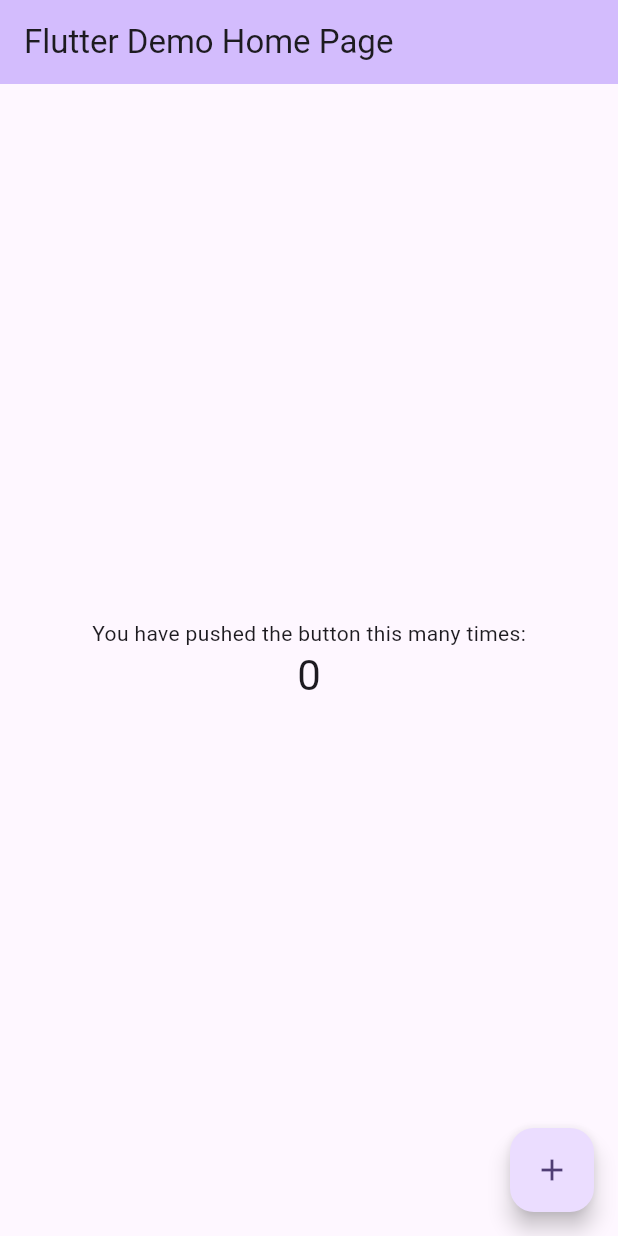
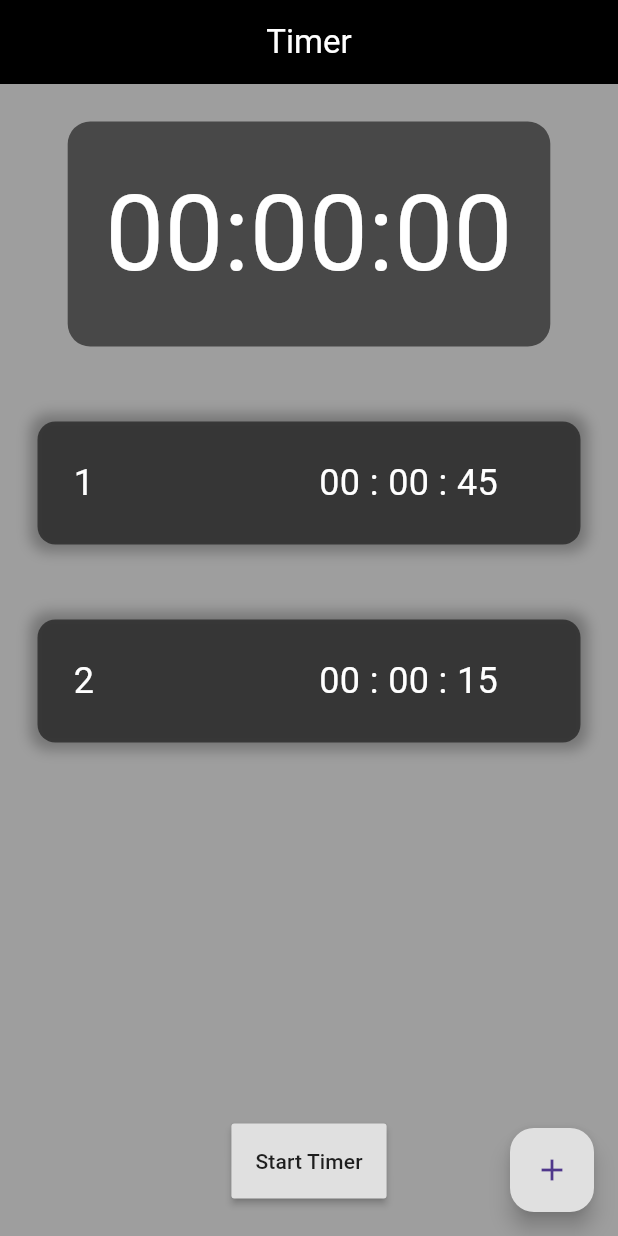
Before and after one commit to Naurid/interval_timer, a Flutter app: the screen it shows after launch, on a phone screen of 412 x 824 dp. Run offline on Flutter 3.47's test engine with Material 3 defaults, Android fonts, the phone set to English and light mode, and no system bars.

Commit message:
[Popup][TimerFeature]

```diff
--- /dev/null
+++ b/lib/Utils/customButton.dart
@@ -0,0 +1,25 @@
+import 'package:flutter/material.dart';
+
+class CustomButton extends StatelessWidget{
+  final String buttonLabel;
+  final double height;
+  final VoidCallback onPressed;
+
+  const CustomButton({
+    super.key,
+    required this.buttonLabel,
+    required this.onPressed,
+    required this.height,
+});
+
+  @override
+  Widget build(BuildContext context) {
+    return MaterialButton(
+      height: height,
+      onPressed: onPressed,
+      color: Colors.grey[300],
+      child: Text("$buttonLabel"),
+    );
+  }
+
+}
--- /dev/null
+++ b/lib/Utils/timerCustom.dart
@@ -0,0 +1,50 @@
+import 'package:flutter/material.dart';
+
+class CustomTimer extends StatelessWidget {
+  final int seconds;
+  final int minutes;
+  final int hours;
+  final int timerIndex;
+
+  CustomTimer(
+      {super.key,
+      required this.seconds,
+      required this.minutes,
+      required this.hours,
+      required this.timerIndex});
+
+  @override
+  Widget build(BuildContext context) {
+    return Padding(
+        padding: const EdgeInsets.all(25),
+        child: Container(
+          decoration: BoxDecoration(
+              color: Colors.black54,
+              borderRadius: BorderRadius.circular(12),
+             boxShadow: [BoxShadow(
+              color: Colors.black26,
+               spreadRadius: 5,
+               blurRadius: 7
+            )],
+          ),
+          padding: EdgeInsets.all(24),
+          child: Center(
+              child: Row(
+            children: [
+              Text(
+                "${timerIndex}",
+                style: TextStyle(fontSize: 24, color: Colors.white),
+              ),
+              SizedBox(width: 150),
+              Text(
+                  "${hours >= 10 ? hours.toString() : "0" + hours.toString()}"
+                  " : "
+                  "${minutes >= 10 ? minutes.toString() : "0" + minutes.toString()}"
+                  " : "
+                  "${seconds >= 10 ? seconds.toString() : "0" + seconds.toString()}",
+                  style: TextStyle(fontSize: 24, color: Colors.white)),
+            ],
+          )),
+        ));
+  }
+}
--- a/lib/main.dart
+++ b/lib/main.dart
@@ -1,4 +1,5 @@
 import 'package:flutter/material.dart';
+import 'package:interval_timer/pages/home_page.dart';
 
 void main() {
   runApp(const MyApp());
@@ -6,120 +7,14 @@
 
 class MyApp extends StatelessWidget {
   const MyApp({super.key});
-
   // This widget is the root of your application.
   @override
   Widget build(BuildContext context) {
     return MaterialApp(
-      title: 'Flutter Demo',
-      theme: ThemeData(
-        // This is the theme of your application.
-        //
-        // TRY THIS: Try running your application with "flutter run". You'll see
-        // the application has a purple toolbar. Then, without quitting the app,
-        // try changing the seedColor in the colorScheme below to Colors.green
-        // and then invoke "hot reload" (save your changes or press the "hot
-        // reload" button in a Flutter-supported IDE, or press "r" if you used
-        // the command line to start the app).
-        //
-        // Notice that the counter didn't reset back to zero; the application
-        // state is not lost during the reload. To reset the state, use hot
-        // restart instead.
-        //
-        // This works for code too, not just values: Most code changes can be
-        // tested with just a hot reload.
-        colorScheme: ColorScheme.fromSeed(seedColor: Colors.deepPurple),
-        useMaterial3: true,
-      ),
-      home: const MyHomePage(title: 'Flutter Demo Home Page'),
+      debugShowCheckedModeBanner: false,
+      title: 'timerouquoi',
+      theme: ThemeData(primarySwatch: Colors.grey),
+      home: HomePage(),
     );
   }
 }
-
-class MyHomePage extends StatefulWidget {
-  const MyHomePage({super.key, required this.title});
-
-  // This widget is the home page of your application. It is stateful, meaning
-  // that it has a State object (defined below) that contains fields that affect
-  // how it looks.
-
-  // This class is the configuration for the state. It holds the values (in this
-  // case the title) provided by the parent (in this case the App widget) and
-  // used by the build method of the State. Fields in a Widget subclass are
-  // always marked "final".
-
-  final String title;
-
-  @override
-  State<MyHomePage> createState() => _MyHomePageState();
-}
-
-class _MyHomePageState extends State<MyHomePage> {
-  int _counter = 0;
-
-  void _incrementCounter() {
-    setState(() {
-      // This call to setState tells the Flutter framework that something has
-      // changed in this State, which causes it to rerun the build method below
-      // so that the display can reflect the updated values. If we changed
-      // _counter without calling setState(), then the build method would not be
-      // called again, and so nothing would appear to happen.
-      _counter++;
-    });
-  }
-
-  @override
-  Widget build(BuildContext context) {
-    // This method is rerun every time setState is called, for instance as done
-    // by the _incrementCounter method above.
-    //
-    // The Flutter framework has been optimized to make rerunning build methods
-    // fast, so that you can just rebuild anything that needs updating rather
-    // than having to individually change instances of widgets.
-    return Scaffold(
-      appBar: AppBar(
-        // TRY THIS: Try changing the color here to a specific color (to
-        // Colors.amber, perhaps?) and trigger a hot reload to see the AppBar
-        // change color while the other colors stay the same.
-        backgroundColor: Theme.of(context).colorScheme.inversePrimary,
-        // Here we take the value from the MyHomePage object that was created by
-        // the App.build method, and use it to set our appbar title.
-        title: Text(widget.title),
-      ),
-      body: Center(
-        // Center is a layout widget. It takes a single child and positions it
-        // in the middle of the parent.
-        child: Column(
-          // Column is also a layout widget. It takes a list of children and
-          // arranges them vertically. By default, it sizes itself to fit its
-          // children horizontally, and tries to be as tall as its parent.
-          //
-          // Column has various properties to control how it sizes itself and
-          // how it positions its children. Here we use mainAxisAlignment to
-          // center the children vertically; the main axis here is the vertical
-          // axis because Columns are vertical (the cross axis would be
-          // horizontal).
-          //
-          // TRY THIS: Invoke "debug painting" (choose the "Toggle Debug Paint"
-          // action in the IDE, or press "p" in the console), to see the
-          // wireframe for each widget.
-          mainAxisAlignment: MainAxisAlignment.center,
-          children: <Widget>[
-            const Text(
-              'You have pushed the button this many times:',
-            ),
-            Text(
-              '$_counter',
-              style: Theme.of(context).textTheme.headlineMedium,
-            ),
-          ],
-        ),
-      ),
-      floatingActionButton: FloatingActionButton(
-        onPressed: _incrementCounter,
-        tooltip: 'Increment',
-        child: const Icon(Icons.add),
-      ), // This trailing comma makes auto-formatting nicer for build methods.
-    );
-  }
-}
--- /dev/null
+++ b/lib/pages/home_page.dart
@@ -0,0 +1,201 @@
+import 'dart:async';
+
+import 'package:flutter/material.dart';
+import 'package:interval_timer/Utils/alertBox.dart';
+import 'package:interval_timer/Utils/customButton.dart';
+import 'package:interval_timer/Utils/popup.dart';
+import 'package:interval_timer/Utils/timerCustom.dart';
+
+class HomePage extends StatefulWidget {
+  const HomePage();
+
+  @override
+  State<HomePage> createState() => _HomePage();
+}
+
+class _HomePage extends State<HomePage> {
+
+  final _hoursController = TextEditingController();
+  final _minutesController = TextEditingController();
+  final _secondsController = TextEditingController();
+
+  Timer? _timer;
+
+  int currentIndex = 0;
+
+  List timers = [
+    [00,00,45],
+    [00,00,15],
+  ];
+
+  String currentTimerDisplay = "00:00:00";
+
+  void showAlert(){
+    _hoursController.text ="";
+    _minutesController.text ="";
+    _secondsController.text ="";
+    showDialog(
+      context: context,
+      builder: (context){
+      return DialogBox(
+        hoursController: _hoursController,
+        minutesController: _minutesController,
+        secondsController: _secondsController,
+        onPressed: (){saveTimer();},);
+    });
+  }
+
+  void saveTimer(){
+    int hours = _hoursController.text.isNotEmpty ? int.parse(_hoursController.text) : 0;
+    int minutes = _minutesController.text.isNotEmpty ? int.parse(_minutesController.text) : 0;
+    int seconds = _secondsController.text.isNotEmpty ? int.parse(_secondsController.text) : 0;
+
+    if(hours == 0 && minutes == 0 && seconds == 0){
+      Navigator.pop(context);
+      return;
+    }
+
+    setState(() {
+      timers.add([hours, minutes, seconds]);
+      Navigator.pop(context);
+    });
+  }
+
+  void startTimers(){
+    currentIndex = 0;
+    const duration = Duration(seconds: 1);
+    int remainingSeconds = timers[currentIndex][2];
+    int remainingMinutes = timers[currentIndex][1];
+    int remainingHours = timers[currentIndex][0];
+
+
+    _timer = Timer.periodic(duration, (Timer timer) {
+      if(remainingSeconds == 0){
+        if(remainingMinutes == 0){
+          if(remainingHours == 0){
+            startNextTimer();
+          }
+          else{
+            remainingHours--;
+          }
+        }
+        else{
+          remainingMinutes--;
+        }
+      }
+      else{
+        remainingSeconds--;
+      }
+      setState(() {
+        currentTimerDisplay = "${remainingHours >= 10 ? remainingHours.toString() : "0" + remainingHours.toString()}"
+            " : "
+            "${remainingMinutes >= 10 ? remainingMinutes.toString() : "0" + remainingMinutes.toString()}"
+            " : "
+            "${remainingSeconds >= 10 ? remainingSeconds.toString() : "0" + remainingSeconds.toString()}";
+      });
+    });
+  }
+
+  void startNextTimer(){
+    if(currentIndex == timers.length) {
+      _timer?.cancel();
+      showDialog(context: context, builder: (context) {
+        return Popup();
+      });
+      return;
+    }
+
+    currentIndex++;
+
+    const duration = Duration(seconds: 1);
+    int remainingSeconds = timers[currentIndex][2];
+    int remainingMinutes = timers[currentIndex][1];
+    int remainingHours = timers[currentIndex][0];
+
+
+    _timer = Timer.periodic(duration, (Timer timer) {
+      if(remainingSeconds == 0){
+        if(remainingMinutes == 0){
+          if(remainingHours == 0){
+            startNextTimer();
+          }
+          else{
+            remainingHours--;
+          }
+        }
+        else{
+          remainingMinutes--;
+        }
+      }
+      else{
+        remainingSeconds--;
+      }
+      setState(() {
+        currentTimerDisplay = "${remainingHours >= 10 ? remainingHours.toString() : "0" + remainingHours.toString()}"
+            " : "
+            "${remainingMinutes >= 10 ? remainingMinutes.toString() : "0" + remainingMinutes.toString()}"
+            " : "
+            "${remainingSeconds >= 10 ? remainingSeconds.toString() : "0" + remainingSeconds.toString()}";
+      });
+    });
+  }
+
+
+  @override
+  Widget build(BuildContext context) {
+    return Scaffold(
+      backgroundColor: Colors.grey,
+      appBar: AppBar(
+        title: Center(
+            child: Text("Timer",
+            style: TextStyle(color: Colors.white),)
+        ),
+        backgroundColor: Colors.black,
+      ),
+      floatingActionButton: FloatingActionButton(
+          onPressed: showAlert,
+          backgroundColor: Colors.grey[300],
+          child: Icon(Icons.add),),
+      body: Column(
+        children: [
+          Padding(
+            padding: EdgeInsets.all(25),
+            child: Container(
+              padding: EdgeInsets.all(25),
+              decoration: BoxDecoration(
+                borderRadius: BorderRadius.circular(15),
+                color: Colors.black54
+              ),
+              child: Text(currentTimerDisplay,
+              style: TextStyle(
+                fontSize: 70,
+                color: Colors.white
+              ),
+                textAlign: TextAlign.center,
+              ),
+            ),
+          ),
+          Expanded(
+            child: ListView.builder(
+              itemCount: timers.length,
+              itemBuilder: (context, index){
+                return CustomTimer(
+                    seconds: timers[index][2],
+                    minutes: timers[index][1],
+                    hours: timers[index][0],
+                    timerIndex: index + 1);
+              },
+            ),
+          ),
+          Container(
+            padding: EdgeInsets.all(25),
+            child: Expanded(
+              flex: -1,
+                child: CustomButton(height: 50, buttonLabel: "Start Timer", onPressed: startTimers)),
+          )
+        ],
+      )
+
+    );
+  }
+}
--- a/pubspec.yaml
+++ b/pubspec.yaml
@@ -28,6 +28,7 @@ environment:
 # the latest version available on pub.dev. To see which dependencies have newer
 # versions available, run `flutter pub outdated`.
 dependencies:
+  get: ^4.6.6
   flutter:
     sdk: flutter
 
```
Also changed, not shown: lib/Utils/alertBox.dart (added, +101 -0 lines), lib/Utils/popup.dart (added, +22 -0 lines), pubspec.lock.
